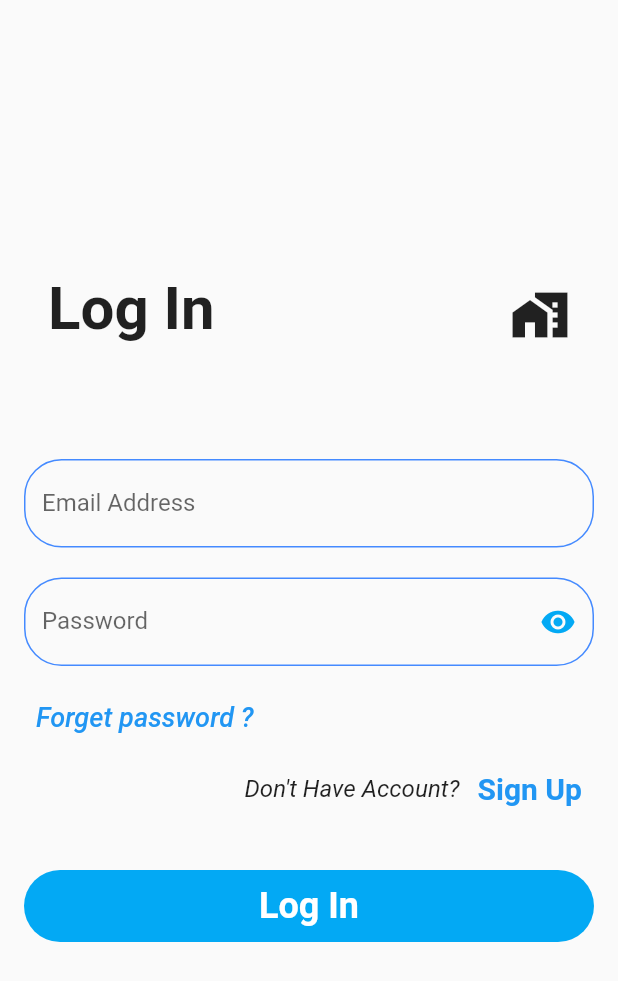
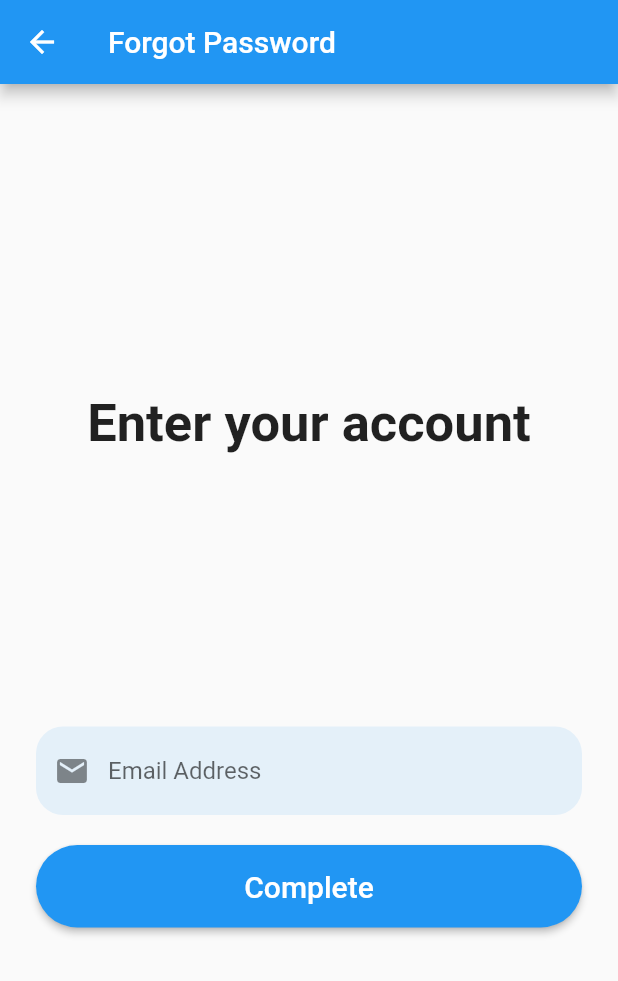
Before and after one commit to shinoasada1907/multi_store_app, a Flutter app: the screen it shows after launch, after a tap on "Login", after a tap on "Forget password ?", on a phone screen of 412 x 824 dp. Shown: the top 981 px of the screen. Run offline on Flutter 3.47's test engine with Material 2 defaults, Android fonts, the phone set to English and light mode, and no system bars; our stand-ins replace badges, cloud_firestore, expandable, firebase_auth, firebase_core, firebase_storage and 6 more; missing offline and left inert: staggered_grid_view_flutter; accounts and stored records are empty; network calls fail.

Commit message:
add forget password screen

```diff
--- /dev/null
+++ b/lib/screens/auth/forgotpassword.dart
@@ -0,0 +1,139 @@
+// ignore_for_file: unused_local_variable, prefer_final_fields, unused_field, avoid_print
+
+import 'package:firebase_auth/firebase_auth.dart';
+import 'package:flutter/material.dart';
+
+class ForgotPass extends StatefulWidget {
+  const ForgotPass({Key? key}) : super(key: key);
+
+  @override
+  State<ForgotPass> createState() => _ForgotPassState();
+}
+
+class _ForgotPassState extends State<ForgotPass> {
+  TextEditingController _emailController = TextEditingController();
+  TextEditingController _passwordController = TextEditingController();
+
+  Future forgotPassword() async {
+    FirebaseAuth auth = FirebaseAuth.instance;
+    User? user;
+    try {
+      await auth
+          .sendPasswordResetEmail(email: _emailController.text.trim())
+          .then((value) => Navigator.pop(context));
+      showDialog(
+          context: context,
+          builder: (context) {
+            return const AlertDialog(
+              content: Text('Password reset link sent! Check your email!'),
+            );
+          });
+    } on FirebaseAuthException catch (e) {
+      print(e);
+      showDialog(
+          context: context,
+          builder: (context) {
+            return AlertDialog(
+              content: Text(e.message.toString()),
+            );
+          });
+    }
+  }
+
+  @override
+  Widget build(BuildContext context) {
+    return SafeArea(
+      child: Scaffold(
+        appBar: AppBar(
+          automaticallyImplyLeading: true,
+          title: const Text(
+            'Forgot Password',
+            style: TextStyle(
+              color: Colors.white,
+              fontSize: 20,
+            ),
+          ),
+        ),
+        body: Container(
+          margin: const EdgeInsets.all(24),
+          child: Column(
+            mainAxisAlignment: MainAxisAlignment.spaceEvenly,
+            children: [
+              _header(context),
+              _inputField(context),
+            ],
+          ),
+        ),
+      ),
+    );
+  }
+
+  _header(context) {
+    return Column(
+      children: const [
+        Text(
+          "Enter your account",
+          style: TextStyle(fontSize: 35, fontWeight: FontWeight.bold),
+        ),
+      ],
+    );
+  }
+
+  _inputField(context) {
+    return Column(
+      crossAxisAlignment: CrossAxisAlignment.stretch,
+      children: [
+        TextField(
+          controller: _emailController,
+          decoration: InputDecoration(
+            hintText: "Email Address",
+            border: OutlineInputBorder(
+                borderRadius: BorderRadius.circular(18),
+                borderSide: BorderSide.none),
+            fillColor: Theme.of(context).primaryColor.withOpacity(0.1),
+            filled: true,
+            prefixIcon: const Icon(Icons.email),
+          ),
+        ),
+        const SizedBox(height: 20),
+        ElevatedButton(
+          onPressed: () {
+            //_emailController.clear;
+            //_passwordController.clear;
+            if (_emailController.text != '') {
+              if (RegExp("^[a-zA-Z0-9+_.-]+@[a-zA-Z0-9.-]+.[a-z]")
+                  .hasMatch(_emailController.text)) {
+                forgotPassword();
+                _emailController.clear;
+              } else {
+                showDialog(
+                    context: context,
+                    builder: (context) {
+                      return const AlertDialog(
+                        content: Text('Email must be in the correct format!'),
+                      );
+                    });
+              }
+            } else {
+              showDialog(
+                  context: context,
+                  builder: (context) {
+                    return const AlertDialog(
+                      content: Text('Please enter your email!'),
+                    );
+                  });
+            }
+          },
+          child: const Text(
+            "Complete",
+            style: TextStyle(fontSize: 20),
+          ),
+          style: ElevatedButton.styleFrom(
+            shape: const StadiumBorder(),
+            padding: const EdgeInsets.symmetric(vertical: 16),
+          ),
+        )
+      ],
+    );
+  }
+}
--- a/lib/screens/auth/supplier_login.dart
+++ b/lib/screens/auth/supplier_login.dart
@@ -1,5 +1,6 @@
 import 'package:firebase_auth/firebase_auth.dart';
 import 'package:flutter/material.dart';
+import 'package:multi_store/screens/auth/forgotpassword.dart';
 import 'package:multi_store/widgets/snackbar.dart';
 
 import '../../widgets/auth_widget.dart';
@@ -137,7 +138,12 @@ class _SupplierLoginState extends State<SupplierLogin> {
                         ),
                       ),
                       TextButton(
-                          onPressed: () {},
+                          onPressed: () {
+                            Navigator.push(
+                                context,
+                                MaterialPageRoute(
+                                    builder: (context) => const ForgotPass()));
+                          },
                           child: const Text(
                             'Forget password ?',
                             style: TextStyle(
```
Also changed, not shown: lib/screens/auth/customer_login.dart (+8 -1 lines).
